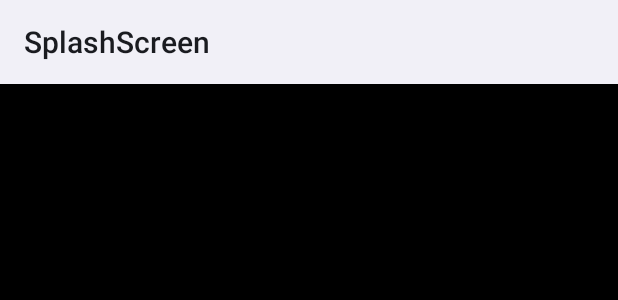
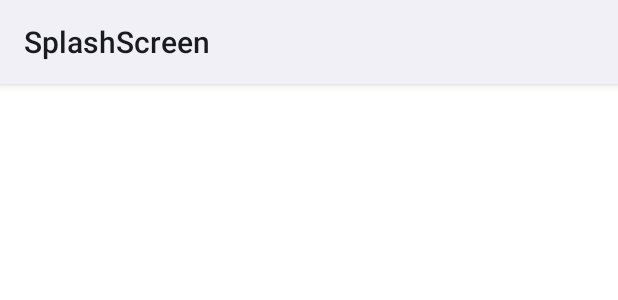
Before and after one commit to sourav8927/Splash-Screen-WIth-android-animation-app, an Android app: the layout activity_splash_screen.xml on its own in the app's theme, with its tools: preview values and no code run, on a phone screen of 412 x 824 dp. Shown: the top 300 px of the screen. Run offline under Robolectric (Android 15) with nearby library versions, the phone set to English and light mode, and no system bars.

Commit message:
Splash screen colour changed

```diff
--- a/app/src/main/res/layout/activity_splash_screen.xml
+++ b/app/src/main/res/layout/activity_splash_screen.xml
@@ -4,7 +4,7 @@
     xmlns:tools="http://schemas.android.com/tools"
     android:layout_width="match_parent"
     android:layout_height="match_parent"
-    android:background="@color/black"
+    android:background="#fff"
     android:gravity="center"
     tools:context=".SplashScreen">
 
```
